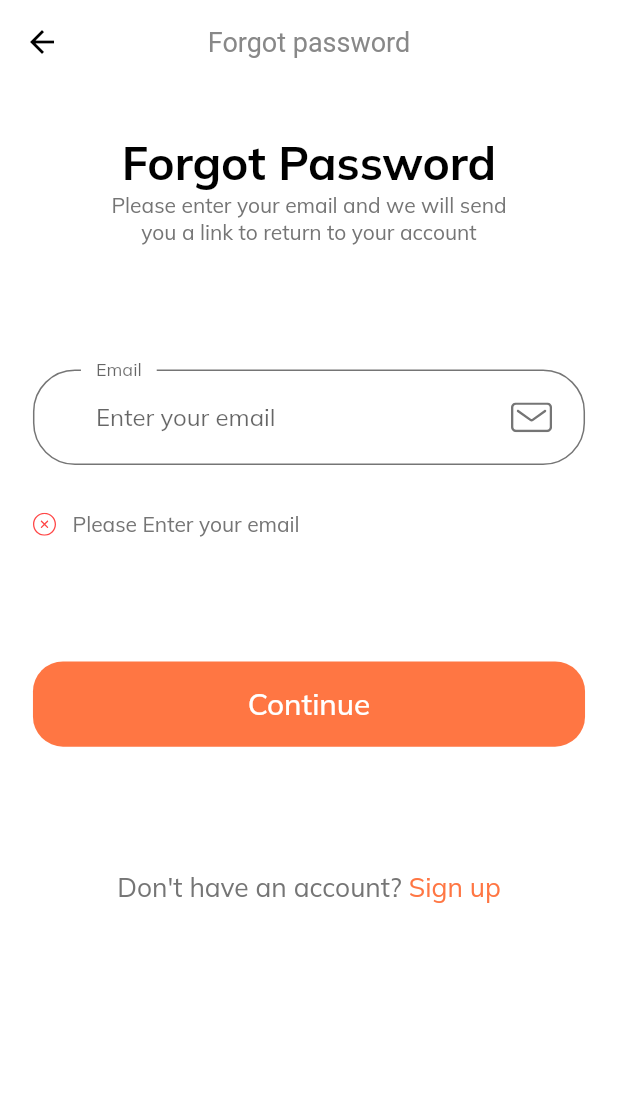
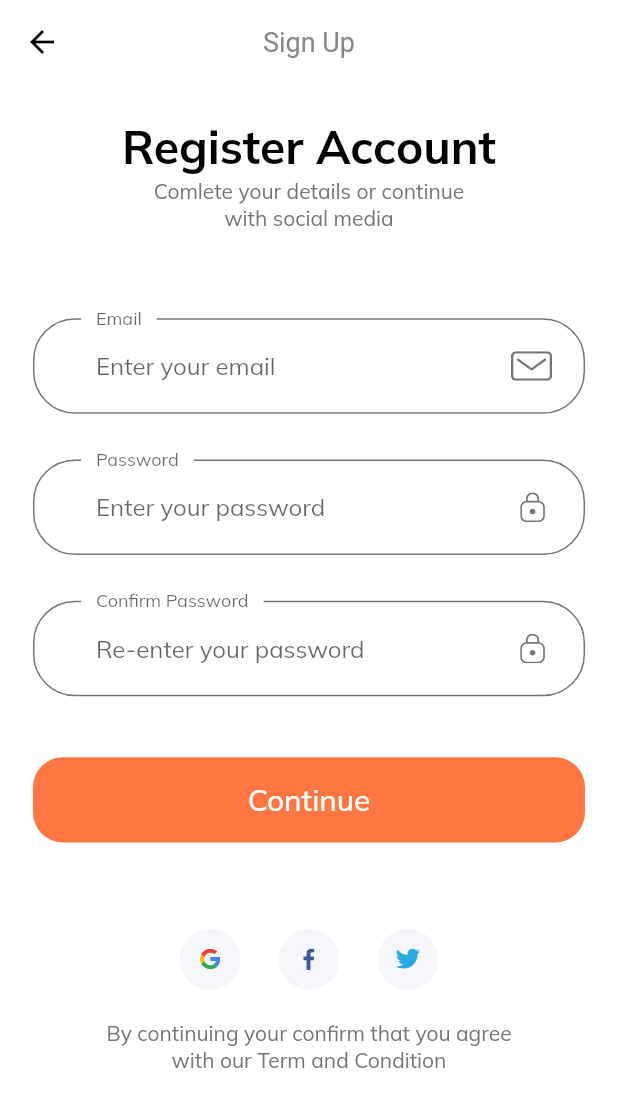
Before and after one commit to minhduytran0708/E-commerce-Flutter-UI, a Flutter app: the ForgotPasswordScreen screen opened by its route, after a tap on "Continue", after a tap on "Sign up", on a phone screen of 412 x 824 dp. Shown: the top 1107 px of the screen. Run offline on Flutter 3.47's test engine with Material 2 defaults, Android fonts, the phone set to English and light mode, and no system bars; our stand-ins replace flutter_svg.

Commit message:
sign up form

```diff
--- a/shop_app/lib/components/no_account_text.dart
+++ b/shop_app/lib/components/no_account_text.dart
@@ -1,7 +1,7 @@
 import 'package:flutter/material.dart';
 
 import '../constants.dart';
-import '../screens/forgot_password/forgot_password_screen.dart';
+import '../screens/sign_up/sign_up_screen.dart';
 import '../size_config.dart';
 
 class NoAccountText extends StatelessWidget {
@@ -18,7 +18,7 @@ class NoAccountText extends StatelessWidget {
             style:
                 TextStyle(fontSize: getProportionateScreenWidth(16))),
         GestureDetector(
-          onTap: () {},
+          onTap: () => Navigator.pushNamed(context, SignUpScreen.routeName),
           child: Text("Sign up",
               style: TextStyle(
                 fontSize: getProportionateScreenWidth(16),
--- a/shop_app/lib/constants.dart
+++ b/shop_app/lib/constants.dart
@@ -1,4 +1,6 @@
 import 'package:flutter/material.dart';
+
+import 'size_config.dart';
 
 const kPrimaryColor = Color(0xFFFF7643);
 const kPrimaryLightColor = Color(0xFFFFECDF);
@@ -12,6 +14,13 @@ const kTextColor = Color(0xFF757575);
 
 const kAnimationDuration = Duration(milliseconds: 200);
 
+final headingStyle = TextStyle(
+  fontSize: getProportionateScreenWidth(28),
+  fontWeight: FontWeight.bold,
+  color: Colors.black,
+  height: 1.5,
+);
+
 // Form Error
 final RegExp emailValidatorRegExp =
   RegExp(r"^[a-zA-Z0-9.]+@[a-zA-Z0-9]+\.[a-zA-Z]+");
--- a/shop_app/lib/routes.dart
+++ b/shop_app/lib/routes.dart
@@ -2,6 +2,7 @@ import 'package:flutter/widgets.dart';
 import 'package:shop_app/screens/forgot_password/forgot_password_screen.dart';
 import 'package:shop_app/screens/login_success/login_success_screen.dart';
 import 'package:shop_app/screens/sign_in/sign_in_screen.dart';
+import 'package:shop_app/screens/sign_up/sign_up_screen.dart';
 import 'package:shop_app/screens/splash/splash_screen.dart';
 
 // We use name route
@@ -11,4 +12,5 @@ final Map<String, WidgetBuilder> routes = {
   SignInScreen.routeName: (context) => SignInScreen(),
   ForgotPasswordScreen.routeName: (context) => ForgotPasswordScreen(),
   LoginSuccessScreen.routeName: (context) => LoginSuccessScreen(),
+  SignUpScreen.routeName: (context) => SignUpScreen(),
 };
--- /dev/null
+++ b/shop_app/lib/screens/sign_up/body.dart
@@ -0,0 +1,67 @@
+import 'package:flutter/material.dart';
+import 'package:shop_app/constants.dart';
+import '../../components/social_card.dart';
+import '../../size_config.dart';
+import 'components/sign_up_form.dart';
+
+class Body extends StatelessWidget {
+  @override
+  Widget build(BuildContext context) {
+    return SizedBox(
+      width: double.infinity,
+      child: Padding(
+        padding:
+            EdgeInsets.symmetric(horizontal: getProportionateScreenWidth(20)),
+        child: SingleChildScrollView(
+          child: Column(
+            children: [
+              SizedBox(
+                  height:
+                      (SizeConfig.screenHeight ?? 0) * 0.02
+                  ),
+              Text(
+                "Register Account",
+                style: headingStyle,
+              ),
+              Text(
+                "Comlete your details or continue \nwith social media",
+                textAlign: TextAlign.center,
+              ),
+              SizedBox(
+                  height:
+                      (SizeConfig.screenHeight ?? 0) * 0.07 // 7% of total height
+                  ),
+              SignUpForm(),
+              SizedBox(
+                  height:
+                      (SizeConfig.screenHeight ?? 0) * 0.07
+                  ),
+              Row(
+                mainAxisAlignment: MainAxisAlignment.center,
+                children: [
+                  SocialCard(
+                    icon: "assets/icons/google-icon.svg",
+                    press: () {},
+                  ),
+                  SocialCard(
+                    icon: "assets/icons/facebook-2.svg",
+                    press: () {},
+                  ),
+                  SocialCard(
+                    icon: "assets/icons/twitter.svg",
+                    press: () {},
+                  ),
+                ],
+              ),
+              SizedBox(height: getProportionateScreenHeight(20)),
+              Text(
+                "By continuing your confirm that you agree \nwith our Term and Condition",
+                textAlign: TextAlign.center,
+              )
+            ],
+          ),
+        ),
+      ),
+    );
+  }
+}
--- /dev/null
+++ b/shop_app/lib/screens/sign_up/components/sign_up_form.dart
@@ -0,0 +1,157 @@
+import 'package:flutter/material.dart';
+
+import '../../../components/custom_surffix_icon.dart';
+import '../../../components/default_button.dart';
+import '../../../components/form_error.dart';
+import '../../../constants.dart';
+import '../../../size_config.dart';
+
+class SignUpForm extends StatefulWidget {
+  @override
+  _SignUpFormState createState() => _SignUpFormState();
+}
+
+class _SignUpFormState extends State<SignUpForm> {
+  final _formKey = GlobalKey<FormState>();
+  String? email;
+  String? password;
+  String? confirm_password;
+  final List<String> errors = [];
+
+  void addError({required String error}) {
+    if (!errors.contains(error))
+      setState(() {
+        errors.add(error);
+      });
+  }
+
+  void removeError({required String error}) {
+    if (errors.contains(error))
+      setState(() {
+        errors.remove(error);
+      });
+  }
+
+  @override
+  Widget build(BuildContext context) {
+    return Form(
+      key: _formKey,
+      child: Column(
+        children: [
+          buildEmailFormField(),
+          SizedBox(height: getProportionateScreenHeight(30)),
+          buildPasswordFormField(),
+          SizedBox(height: getProportionateScreenHeight(30)),
+          buildConfPasswordFormField(),
+          FormError(errors: errors),
+          SizedBox(height: getProportionateScreenHeight(40)),
+          DefaultButton(
+            text: "Continue",
+            press: () {
+              if (_formKey.currentState?.validate() == true) {
+                // Go to complete profile page
+              }
+            },
+          )
+        ],
+      ),
+    );
+  }
+
+  TextFormField buildConfPasswordFormField() {
+    return TextFormField(
+          obscureText: true,
+          onSaved: (newValue) => confirm_password = newValue,
+          onChanged: (value) {
+            if (password == confirm_password) {
+              removeError(error: kMatchPassError);
+            }
+            return null;
+          },
+          validator: (value) {
+            if (value?.isEmpty == true) {
+              return "";
+            } else if (password != confirm_password) {
+              addError(error: kMatchPassError);
+              return "";
+            }
+            return null;
+          },
+          decoration: InputDecoration(
+            labelText: "Confirm Password",
+            hintText: "Re-enter your password",
+            floatingLabelBehavior: FloatingLabelBehavior.always,
+            suffixIcon: CustomSurffixIcon(
+              svgIcon: "assets/icons/Lock.svg",
+            ),
+          ),
+        );
+  }
+
+  TextFormField buildPasswordFormField() {
+    return TextFormField(
+      obscureText: true,
+      onSaved: (newValue) => password = newValue,
+      onChanged: (value) {
+        if (value.isNotEmpty) {
+          removeError(error: kPassNullError);
+        } else if (value.length >= 8) {
+          removeError(error: kShortPassError);
+        }
+        password = value;
+        return null;
+      },
+      validator: (value) {
+        if (value?.isEmpty == true) {
+          addError(error: kPassNullError);
+          return "";
+        } else if ((value?.length ?? 0) < 8) {
+          addError(error: kShortPassError);
+          return "";
+        }
+        return null;
+      },
+      decoration: InputDecoration(
+        labelText: "Password",
+        hintText: "Enter your password",
+        floatingLabelBehavior: FloatingLabelBehavior.always,
+        suffixIcon: CustomSurffixIcon(
+          svgIcon: "assets/icons/Lock.svg",
+        ),
+      ),
+    );
+  }
+
+  TextFormField buildEmailFormField() {
+    return TextFormField(
+      keyboardType: TextInputType.emailAddress,
+      onSaved: (newValue) => email,
+      onChanged: (value) {
+        if (value.isNotEmpty) {
+          removeError(error: kEmailNullError);
+        } else if (emailValidatorRegExp.hasMatch(value)) {
+          removeError(error: kInvalidEmailError);
+        }
+        return null;
+      },
+      validator: (value) {
+        if (value?.isEmpty == true) {
+          addError(error: kEmailNullError);
+          return "";
+        } else if (!emailValidatorRegExp.hasMatch(value ?? "")) {
+          addError(error: kInvalidEmailError);
+          return "";
+        }
+        return null;
+      },
+      decoration: InputDecoration(
+        labelText: "Email",
+        hintText: "Enter your email",
+        floatingLabelBehavior: FloatingLabelBehavior.always,
+        suffixIcon: CustomSurffixIcon(
+          svgIcon: "assets/icons/Mail.svg",
+        ),
+      ),
+    );
+  }
+}
--- /dev/null
+++ b/shop_app/lib/screens/sign_up/sign_up_screen.dart
@@ -0,0 +1,16 @@
+import 'package:flutter/material.dart';
+import 'package:shop_app/screens/sign_up/body.dart';
+
+class SignUpScreen extends StatelessWidget {
+  static String routeName = "/sign_up";
+  @override
+  Widget build(BuildContext context) {
+    return Scaffold(
+      appBar: AppBar(
+        title: Text("Sign Up"),
+        centerTitle: true,
+      ),
+      body: Body(),
+    );
+  }
+}
```
